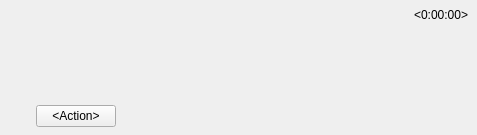
Above: client/nx_client_desktop/src/nx/client/desktop/event_search/widgets/event_tile.ui from networkoptix/nx_open before the change. Below: the same form after it.
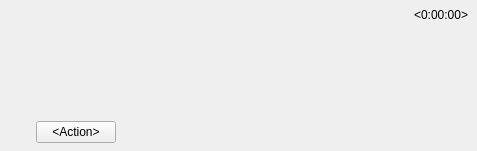
That is the form after the change. Custom widgets are drawn as their Qt base class.

Commit message:
# Camera previews on tiles
<==== Mercurial data ====>
Branch: x_VMS-7410_unified_event_search_pane

```diff
--- a/client/nx_client_desktop/src/nx/client/desktop/event_search/widgets/event_tile.ui
+++ b/client/nx_client_desktop/src/nx/client/desktop/event_search/widgets/event_tile.ui
@@ -7,7 +7,7 @@
     <x>0</x>
     <y>0</y>
     <width>477</width>
-    <height>135</height>
+    <height>151</height>
    </rect>
   </property>
   <layout class="QHBoxLayout" name="horizontalLayout">
@@ -49,7 +49,7 @@
     </widget>
    </item>
    <item>
-    <layout class="QGridLayout" name="gridLayout" columnminimumwidth="0,20">
+    <layout class="QGridLayout" name="gridLayout">
      <property name="verticalSpacing">
       <number>4</number>
      </property>
@@ -112,15 +112,18 @@
       </widget>
      </item>
      <item row="2" column="0" colspan="2">
-      <widget class="QLabel" name="previewLabel">
+      <widget class="QnResourcePreviewWidget" name="previewWidget" native="true">
        <property name="sizePolicy">
         <sizepolicy hsizetype="Fixed" vsizetype="Fixed">
          <horstretch>0</horstretch>
          <verstretch>0</verstretch>
         </sizepolicy>
        </property>
-       <property name="text">
-        <string notr="true"/>
+       <property name="minimumSize">
+        <size>
+         <width>20</width>
+         <height>20</height>
+        </size>
        </property>
       </widget>
      </item>
@@ -134,6 +137,12 @@
    <extends>QPushButton</extends>
    <header location="global">nx/client/desktop/common/widgets/action_push_button.h</header>
   </customwidget>
+  <customwidget>
+   <class>QnResourcePreviewWidget</class>
+   <extends>QWidget</extends>
+   <header location="global">ui/widgets/resource_preview_widget.h</header>
+   <container>1</container>
+  </customwidget>
  </customwidgets>
  <resources/>
  <connections/>
```
The commit also changes 11 other files.
